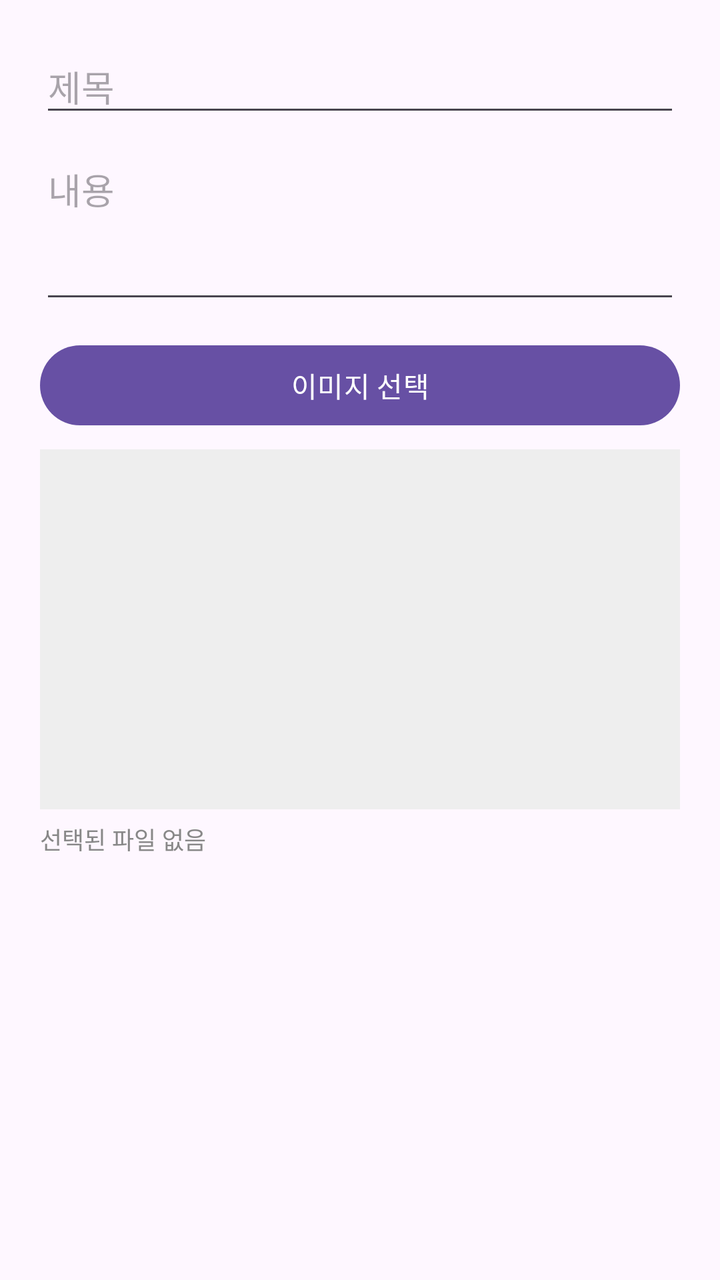
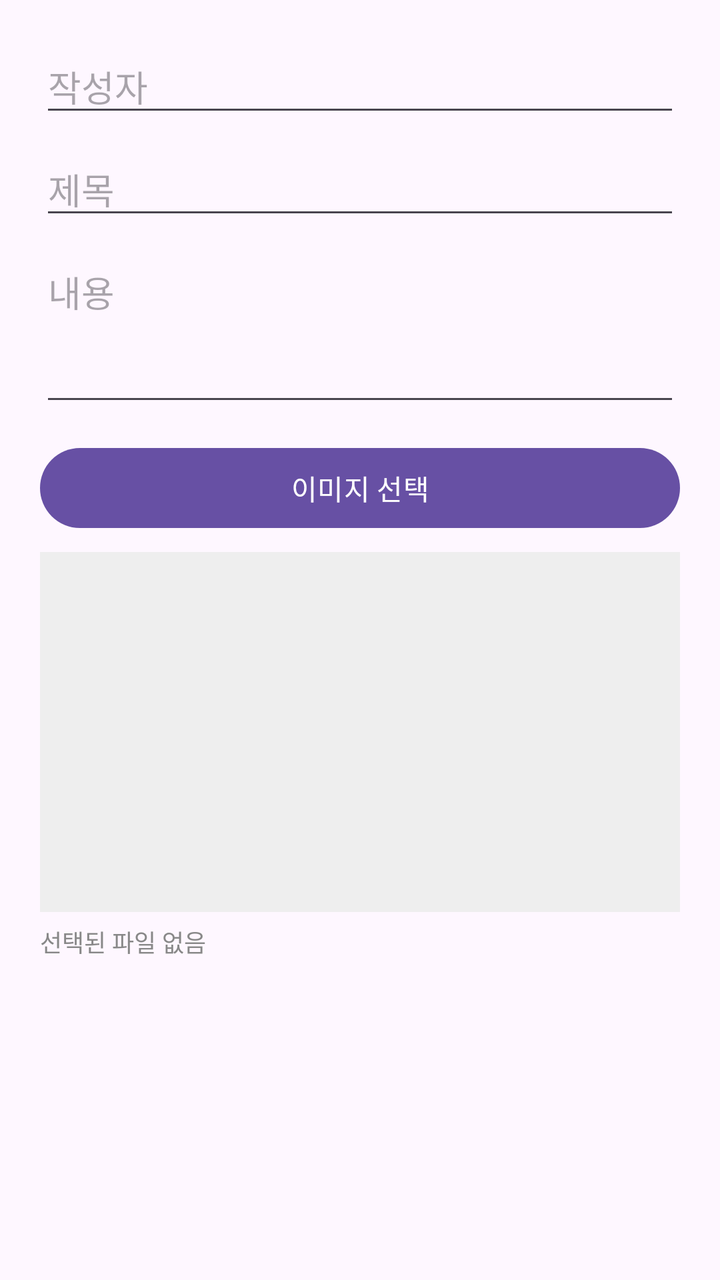

Before-and-after screenshots of an Android layout around one commit, followed by the original layout XML and the change that was made.
<!-- AndroidManifest.xml: application theme Theme.PhotoViewer -->
<!-- res/layout/dialog_upload.xml -->
<?xml version="1.0" encoding="utf-8"?>
<ScrollView xmlns:android="http://schemas.android.com/apk/res/android"
    android:layout_width="match_parent"
    android:layout_height="wrap_content">

    <LinearLayout
        android:layout_width="match_parent"
        android:layout_height="wrap_content"
        android:orientation="vertical"
        android:padding="20dp">

        <EditText
            android:id="@+id/editTitle"
            android:layout_width="match_parent"
            android:layout_height="wrap_content"
            android:hint="제목"
            android:inputType="text" />

        <EditText
            android:id="@+id/editText"
            android:layout_width="match_parent"
            android:layout_height="wrap_content"
            android:layout_marginTop="8dp"
            android:gravity="top"
            android:hint="내용"
            android:inputType="textMultiLine"
            android:minLines="3" />

        <Button
            android:id="@+id/btnPickImage"
            android:layout_width="match_parent"
            android:layout_height="wrap_content"
            android:layout_marginTop="12dp"
            android:text="이미지 선택" />

        <ImageView
            android:id="@+id/imagePreview"
            android:layout_width="match_parent"
            android:layout_height="180dp"
            android:layout_marginTop="8dp"
            android:background="#EEEEEE"
            android:contentDescription="@string/app_name"
            android:scaleType="centerCrop" />

        <TextView
            android:id="@+id/textFileName"
            android:layout_width="match_parent"
            android:layout_height="wrap_content"
            android:paddingTop="6dp"
            android:textSize="12sp"
            android:textColor="#888888"
            android:text="선택된 파일 없음" />

    </LinearLayout>
</ScrollView>
<!-- resources referenced by this layout -->
<resources>
  <string name="app_name">PhotoViewer</string>
  <style name="Theme.PhotoViewer" parent="Base.Theme.PhotoViewer" />
  <style name="Base.Theme.PhotoViewer" parent="Theme.Material3.DayNight.NoActionBar">
          
          
      </style>
</resources>

<!-- the commit's change to res/layout/dialog_upload.xml (unified diff, before → after) -->
@@ -10,9 +10,17 @@
         android:padding="20dp">
 
         <EditText
+            android:id="@+id/editAuthor"
+            android:layout_width="match_parent"
+            android:layout_height="wrap_content"
+            android:hint="작성자"
+            android:inputType="text" />
+
+        <EditText
             android:id="@+id/editTitle"
             android:layout_width="match_parent"
             android:layout_height="wrap_content"
+            android:layout_marginTop="8dp"
             android:hint="제목"
             android:inputType="text" />
 
